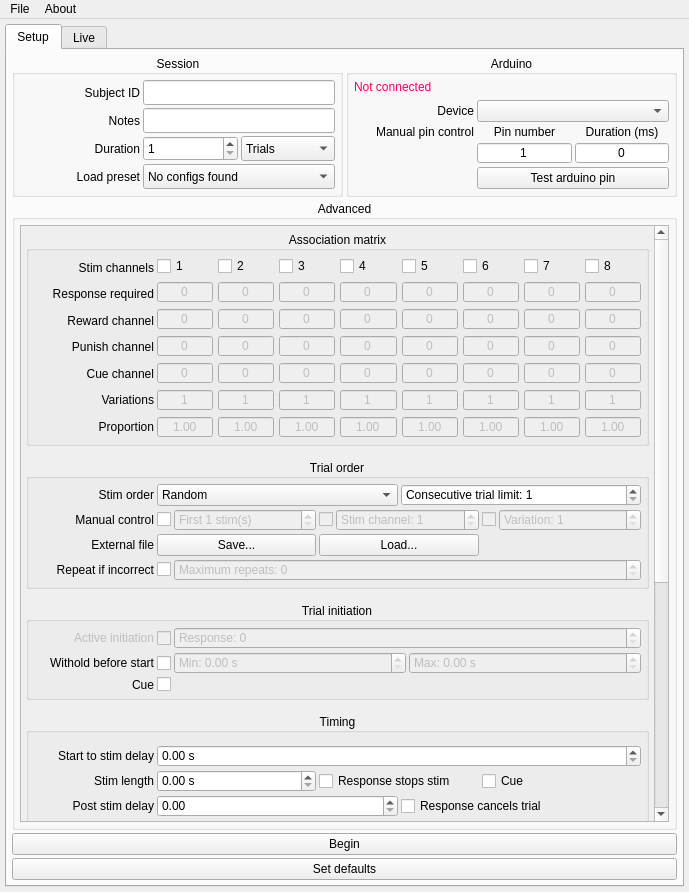
Before: the Qt Designer form GUI/GUI.ui in llerussell/PyBehaviour, drawn with Qt 5.
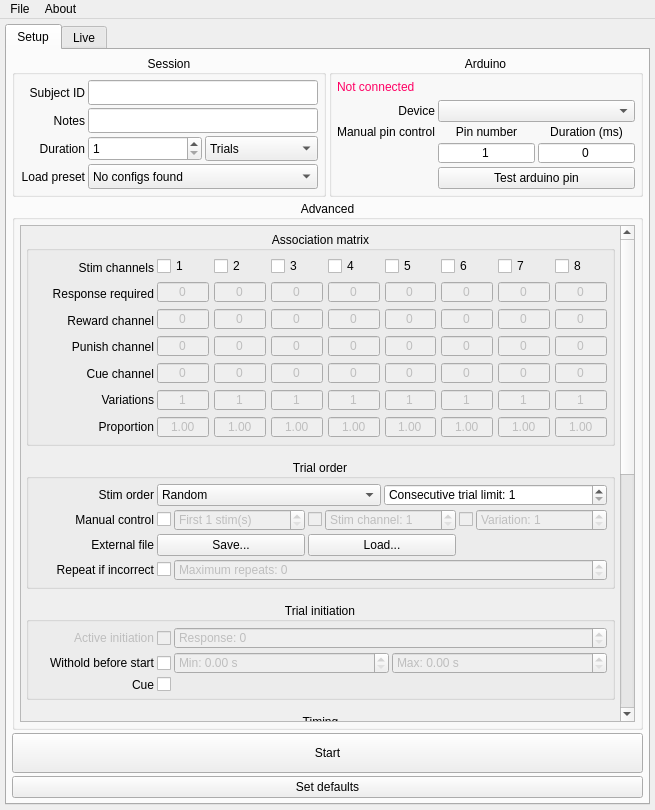
After: the same form once the commit is applied.

What changed in the file:
```diff
--- a/GUI/GUI.ui
+++ b/GUI/GUI.ui
@@ -6,8 +6,8 @@
    <rect>
     <x>0</x>
     <y>0</y>
-    <width>689</width>
-    <height>892</height>
+    <width>655</width>
+    <height>810</height>
    </rect>
   </property>
   <property name="font">
@@ -75,15 +75,9 @@
                 <layout class="QGridLayout" name="gridLayout_4">
                  <item row="2" column="0">
                   <widget class="QLabel" name="numberOfTrialsLabel">
-                   <property name="sizePolicy">
-                    <sizepolicy hsizetype="Fixed" vsizetype="Preferred">
-                     <horstretch>0</horstretch>
-                     <verstretch>0</verstretch>
-                    </sizepolicy>
-                   </property>
                    <property name="minimumSize">
                     <size>
-                     <width>120</width>
+                     <width>50</width>
                      <height>0</height>
                     </size>
                    </property>
@@ -97,15 +91,9 @@
                  </item>
                  <item row="1" column="0">
                   <widget class="QLabel" name="notesLabel">
-                   <property name="sizePolicy">
-                    <sizepolicy hsizetype="Fixed" vsizetype="Preferred">
-                     <horstretch>0</horstretch>
-                     <verstretch>0</verstretch>
-                    </sizepolicy>
-                   </property>
                    <property name="minimumSize">
                     <size>
-                     <width>120</width>
+                     <width>50</width>
                      <height>0</height>
                     </size>
                    </property>
@@ -131,15 +119,9 @@
                  </item>
                  <item row="0" column="0">
                   <widget class="QLabel" name="mouseIDLabel">
-                   <property name="sizePolicy">
-                    <sizepolicy hsizetype="Fixed" vsizetype="Preferred">
-                     <horstretch>0</horstretch>
-                     <verstretch>0</verstretch>
-                    </sizepolicy>
-                   </property>
                    <property name="minimumSize">
                     <size>
-                     <width>120</width>
+                     <width>50</width>
                      <height>0</height>
                     </size>
                    </property>
@@ -199,15 +181,9 @@
                  </item>
                  <item row="3" column="0">
                   <widget class="QLabel" name="loadPresetLabel">
-                   <property name="sizePolicy">
-                    <sizepolicy hsizetype="Fixed" vsizetype="Preferred">
-                     <horstretch>0</horstretch>
-                     <verstretch>0</verstretch>
-                    </sizepolicy>
-                   </property>
                    <property name="minimumSize">
                     <size>
-                     <width>120</width>
+                     <width>50</width>
                      <height>0</height>
                     </size>
                    </property>
@@ -450,15 +426,9 @@
                  </item>
                  <item row="0" column="0">
                   <widget class="QLabel" name="deviceLabel">
-                   <property name="sizePolicy">
-                    <sizepolicy hsizetype="Fixed" vsizetype="Preferred">
-                     <horstretch>0</horstretch>
-                     <verstretch>0</verstretch>
-                    </sizepolicy>
-                   </property>
                    <property name="minimumSize">
                     <size>
-                     <width>120</width>
+                     <width>50</width>
                      <height>0</height>
                     </size>
                    </property>
@@ -532,7 +502,15 @@
             <property name="checked">
              <bool>false</bool>
             </property>
-            <layout class="QHBoxLayout" name="horizontalLayout_7">
+            <layout class="QVBoxLayout" name="verticalLayout_13">
+             <item>
+              <layout class="QVBoxLayout" name="advancedGroupBox_layout">
+               <property name="spacing">
+                <number>10</number>
+               </property>
+               <property name="topMargin">
+                <number>0</number>
+               </property>
              <item>
               <widget class="QScrollArea" name="scrollArea">
                <property name="enabled">
@@ -568,9 +546,9 @@
                 <property name="geometry">
                  <rect>
                   <x>0</x>
-                  <y>-109</y>
+                    <y>0</y>
                   <width>602</width>
-                  <height>1280</height>
+                    <height>1316</height>
                  </rect>
                 </property>
                 <property name="sizePolicy">
@@ -771,12 +749,6 @@
                           <property name="enabled">
                            <bool>false</bool>
                           </property>
-                          <property name="sizePolicy">
-                           <sizepolicy hsizetype="Minimum" vsizetype="Preferred">
-                            <horstretch>0</horstretch>
-                            <verstretch>0</verstretch>
-                           </sizepolicy>
-                          </property>
                           <property name="minimumSize">
                            <size>
                             <width>0</width>
@@ -799,12 +771,6 @@
                           <property name="enabled">
                            <bool>false</bool>
                           </property>
-                          <property name="sizePolicy">
-                           <sizepolicy hsizetype="Minimum" vsizetype="Preferred">
-                            <horstretch>0</horstretch>
-                            <verstretch>0</verstretch>
-                           </sizepolicy>
-                          </property>
                           <property name="minimumSize">
                            <size>
                             <width>0</width>
@@ -836,12 +802,6 @@
                           <property name="enabled">
                            <bool>false</bool>
                           </property>
-                          <property name="sizePolicy">
-                           <sizepolicy hsizetype="Minimum" vsizetype="Preferred">
-                            <horstretch>0</horstretch>
-                            <verstretch>0</verstretch>
-                           </sizepolicy>
-                          </property>
                           <property name="minimumSize">
                            <size>
                             <width>0</width>
@@ -864,12 +824,6 @@
                           <property name="enabled">
                            <bool>false</bool>
                           </property>
-                          <property name="sizePolicy">
-                           <sizepolicy hsizetype="Minimum" vsizetype="Preferred">
-                            <horstretch>0</horstretch>
-                            <verstretch>0</verstretch>
-                           </sizepolicy>
-                          </property>
                           <property name="minimumSize">
                            <size>
                             <width>0</width>
@@ -892,12 +846,6 @@
                           <property name="enabled">
                            <bool>false</bool>
                           </property>
-                          <property name="sizePolicy">
-                           <sizepolicy hsizetype="Minimum" vsizetype="Preferred">
-                            <horstretch>0</horstretch>
-                            <verstretch>0</verstretch>
-                           </sizepolicy>
-                          </property>
                           <property name="minimumSize">
                            <size>
                             <width>0</width>
@@ -929,12 +877,6 @@
                           <property name="enabled">
                            <bool>false</bool>
                           </property>
-                          <property name="sizePolicy">
-                           <sizepolicy hsizetype="Minimum" vsizetype="Preferred">
-                            <horstretch>0</horstretch>
-                            <verstretch>0</verstretch>
-                           </sizepolicy>
-                          </property>
                           <property name="minimumSize">
                            <size>
                             <width>0</width>
@@ -957,12 +899,6 @@
                           <property name="enabled">
                            <bool>false</bool>
                           </property>
-                          <property name="sizePolicy">
-                           <sizepolicy hsizetype="Minimum" vsizetype="Preferred">
-                            <horstretch>0</horstretch>
-                            <verstretch>0</verstretch>
-                           </sizepolicy>
-                          </property>
                           <property name="minimumSize">
                            <size>
                             <width>0</width>
@@ -994,12 +930,6 @@
                           <property name="enabled">
                            <bool>false</bool>
                           </property>
-                          <property name="sizePolicy">
-                           <sizepolicy hsizetype="Minimum" vsizetype="Preferred">
-                            <horstretch>0</horstretch>
-                            <verstretch>0</verstretch>
-                           </sizepolicy>
-                          </property>
                           <property name="minimumSize">
                            <size>
                             <width>0</width>
@@ -1031,12 +961,6 @@
                           <property name="enabled">
                            <bool>false</bool>
                           </property>
-                          <property name="sizePolicy">
-                           <sizepolicy hsizetype="Minimum" vsizetype="Preferred">
-                            <horstretch>0</horstretch>
-                            <verstretch>0</verstretch>
-                           </sizepolicy>
-                          </property>
                           <property name="minimumSize">
                            <size>
                             <width>0</width>
@@ -1068,12 +992,6 @@
                           <property name="enabled">
                            <bool>false</bool>
                           </property>
-                          <property name="sizePolicy">
-                           <sizepolicy hsizetype="Minimum" vsizetype="Preferred">
-                            <horstretch>0</horstretch>
-                            <verstretch>0</verstretch>
-                           </sizepolicy>
-                          </property>
                           <property name="minimumSize">
                            <size>
                             <width>0</width>
@@ -1105,12 +1023,6 @@
                           <property name="enabled">
                            <bool>false</bool>
                           </property>
-                          <property name="sizePolicy">
-                           <sizepolicy hsizetype="Minimum" vsizetype="Preferred">
-                            <horstretch>0</horstretch>
-                            <verstretch>0</verstretch>
-                           </sizepolicy>
-                          </property>
                           <property name="minimumSize">
                            <size>
                             <width>0</width>
@@ -1142,12 +1054,6 @@
                           <property name="enabled">
                            <bool>false</bool>
                           </property>
-                          <property name="sizePolicy">
-                           <sizepolicy hsizetype="Minimum" vsizetype="Preferred">
-                            <horstretch>0</horstretch>
-                            <verstretch>0</verstretch>
-                           </sizepolicy>
-                          </property>
                           <property name="minimumSize">
                            <size>
                             <width>0</width>
@@ -1179,12 +1085,6 @@
                           <property name="enabled">
                            <bool>false</bool>
                           </property>
-                          <property name="sizePolicy">
-                           <sizepolicy hsizetype="Minimum" vsizetype="Preferred">
-                            <horstretch>0</horstretch>
-                            <verstretch>0</verstretch>
-                           </sizepolicy>
-                          </property>
                           <property name="minimumSize">
                            <size>
                             <width>0</width>
@@ -1207,12 +1107,6 @@
                           <property name="enabled">
                            <bool>false</bool>
                           </property>
-                          <property name="sizePolicy">
-                           <sizepolicy hsizetype="Expanding" vsizetype="Preferred">
-                            <horstretch>0</horstretch>
-                            <verstretch>0</verstretch>
-                           </sizepolicy>
-                          </property>
                           <property name="minimumSize">
                            <size>
                             <width>0</width>
@@ -1240,12 +1134,6 @@
                           <property name="enabled">
                            <bool>false</bool>
                           </property>
-                          <property name="sizePolicy">
-                           <sizepolicy hsizetype="Minimum" vsizetype="Preferred">
-                            <horstretch>0</horstretch>
-                            <verstretch>0</verstretch>
-                           </sizepolicy>
-                          </property>
                           <property name="minimumSize">
                            <size>
                             <width>0</width>
@@ -1268,12 +1156,6 @@
                           <property name="enabled">
                            <bool>false</bool>
                           </property>
-                          <property name="sizePolicy">
-                           <sizepolicy hsizetype="Minimum" vsizetype="Preferred">
-                            <horstretch>0</horstretch>
-                            <verstretch>0</verstretch>
-                           </sizepolicy>
-                          </property>
                           <property name="minimumSize">
                            <size>
                             <width>0</width>
@@ -1290,12 +1172,6 @@
                         </item>
                         <item row="0" column="6">
                          <widget class="QCheckBox" name="stim7_CheckBox">
-                          <property name="sizePolicy">
-                           <sizepolicy hsizetype="Expanding" vsizetype="Preferred">
-                            <horstretch>0</horstretch>
-                            <verstretch>0</verstretch>
-                           </sizepolicy>
-                          </property>
                           <property name="minimumSize">
                            <size>
                             <width>0</width>
@@ -1315,12 +1191,6 @@
                           <property name="enabled">
                            <bool>false</bool>
                           </property>
-                          <property name="sizePolicy">
-                           <sizepolicy hsizetype="Minimum" vsizetype="Preferred">
-                            <horstretch>0</horstretch>
-                            <verstretch>0</verstretch>
-                           </sizepolicy>
-                          </property>
                           <property name="minimumSize">
                            <size>
                             <width>0</width>
@@ -1343,12 +1213,6 @@
                           <property name="enabled">
                            <bool>false</bool>
                           </property>
-                          <property name="sizePolicy">
-                           <sizepolicy hsizetype="Minimum" vsizetype="Preferred">
-                            <horstretch>0</horstretch>
-                            <verstretch>0</verstretch>
-                           </sizepolicy>
-                          </property>
                           <property name="minimumSize">
                            <size>
                             <width>0</width>
@@ -1371,12 +1235,6 @@
                           <property name="enabled">
                            <bool>false</bool>
                           </property>
-                          <property name="sizePolicy">
-                           <sizepolicy hsizetype="Minimum" vsizetype="Preferred">
-                            <horstretch>0</horstretch>
-                            <verstretch>0</verstretch>
-                           </sizepolicy>
-                          </property>
                           <property name="minimumSize">
                            <size>
                             <width>0</width>
@@ -1399,12 +1257,6 @@
                           <property name="enabled">
                            <bool>false</bool>
                           </property>
-                          <property name="sizePolicy">
-                           <sizepolicy hsizetype="Minimum" vsizetype="Preferred">
-                            <horstretch>0</horstretch>
-                            <verstretch>0</verstretch>
-                           </sizepolicy>
-                          </property>
                           <property name="minimumSize">
                            <size>
                             <width>0</width>
@@ -1427,12 +1279,6 @@
                           <property name="enabled">
                            <bool>false</bool>
                           </property>
-                          <property name="sizePolicy">
-                           <sizepolicy hsizetype="Minimum" vsizetype="Preferred">
-                            <horstretch>0</horstretch>
-                            <verstretch>0</verstretch>
-                           </sizepolicy>
-                          </property>
                           <property name="minimumSize">
                            <size>
                             <width>0</width>
@@ -1455,12 +1301,6 @@
                           <property name="enabled">
                            <bool>false</bool>
                           </property>
-                          <property name="sizePolicy">
-                           <sizepolicy hsizetype="Minimum" vsizetype="Preferred">
-                            <horstretch>0</horstretch>
-                            <verstretch>0</verstretch>
-                           </sizepolicy>
-                          </property>
                           <property name="minimumSize">
                            <size>
                             <width>0</width>
@@ -1483,12 +1323,6 @@
                           <property name="enabled">
                            <bool>false</bool>
                           </property>
-                          <property name="sizePolicy">
-                           <sizepolicy hsizetype="Minimum" vsizetype="Preferred">
-                            <horstretch>0</horstretch>
-                            <verstretch>0</verstretch>
-                           </sizepolicy>
-                          </property>
                           <property name="minimumSize">
                            <size>
                             <width>0</width>
@@ -1511,12 +1345,6 @@
                           <property name="enabled">
                            <bool>false</bool>
                           </property>
-                          <property name="sizePolicy">
-                           <sizepolicy hsizetype="Minimum" vsizetype="Preferred">
-                            <horstretch>0</horstretch>
-                            <verstretch>0</verstretch>
-                           </sizepolicy>
-                          </property>
                           <property name="minimumSize">
                            <size>
                             <width>0</width>
@@ -1539,12 +1367,6 @@
                           <property name="enabled">
                            <bool>false</bool>
                           </property>
-                          <property name="sizePolicy">
-                           <sizepolicy hsizetype="Minimum" vsizetype="Preferred">
-                            <horstretch>0</horstretch>
-                            <verstretch>0</verstretch>
-                           </sizepolicy>
-                          </property>
                           <property name="minimumSize">
                            <size>
                             <width>0</width>
@@ -1564,12 +1386,6 @@
                           <property name="enabled">
                            <bool>false</bool>
                           </property>
-                          <property name="sizePolicy">
-                           <sizepolicy hsizetype="Expanding" vsizetype="Preferred">
-                            <horstretch>0</horstretch>
-                            <verstretch>0</verstretch>
-                           </sizepolicy>
-                          </property>
                           <property name="minimumSize">
                            <size>
                             <width>0</width>
@@ -1597,12 +1413,6 @@
                           <property name="enabled">
                            <bool>false</bool>
                           </property>
-                          <property name="sizePolicy">
-                           <sizepolicy hsizetype="Minimum" vsizetype="Preferred">
-                            <horstretch>0</horstretch>
-                            <verstretch>0</verstretch>
-                           </sizepolicy>
-                          </property>
                           <property name="minimumSize">
                            <size>
                             <width>0</width>
@@ -1622,12 +1432,6 @@
                           <property name="enabled">
                            <bool>false</bool>
                           </property>
-                          <property name="sizePolicy">
-                           <sizepolicy hsizetype="Expanding" vsizetype="Preferred">
-                            <horstretch>0</horstretch>
-                            <verstretch>0</verstretch>
-                           </sizepolicy>
-                          </property>
                           <property name="minimumSize">
                            <size>
                             <width>0</width>
@@ -1652,12 +1456,6 @@
                         </item>
                         <item row="0" column="4">
                          <widget class="QCheckBox" name="stim5_CheckBox">
-                          <property name="sizePolicy">
-                           <sizepolicy hsizetype="Expanding" vsizetype="Preferred">
-                            <horstretch>0</horstretch>
-                            <verstretch>0</verstretch>
-                           </sizepolicy>
-                          </property>
                           <property name="minimumSize">
                            <size>
                             <width>0</width>
@@ -1677,12 +1475,6 @@
                           <property name="enabled">
                            <bool>false</bool>
                           </property>
-                          <property name="sizePolicy">
-                           <sizepolicy hsizetype="Expanding" vsizetype="Preferred">
-                            <horstretch>0</horstretch>
-                            <verstretch>0</verstretch>
-                           </sizepolicy>
-                          </property>
                           <property name="minimumSize">
                            <size>
                             <width>0</width>
@@ -1707,12 +1499,6 @@
                         </item>
                         <item row="0" column="0">
                          <widget class="QCheckBox" name="stim1_CheckBox">
-                          <property name="sizePolicy">
-                           <sizepolicy hsizetype="Expanding" vsizetype="Preferred">
-                            <horstretch>0</horstretch>
-                            <verstretch>0</verstretch>
-                           </sizepolicy>
-                          </property>
                           <property name="minimumSize">
                            <size>
                             <width>0</width>
@@ -1729,12 +1515,6 @@
                         </item>
                         <item row="0" column="3">
                          <widget class="QCheckBox" name="stim4_CheckBox">
-                          <property name="sizePolicy">
-                           <sizepolicy hsizetype="Expanding" vsizetype="Preferred">
-                            <horstretch>0</horstretch>
-                            <verstretch>0</verstretch>
-                           </sizepolicy>
-                          </property>
                           <property name="minimumSize">
                            <size>
                             <width>0</width>
@@ -1754,12 +1534,6 @@
                           <property name="enabled">
                            <bool>true</bool>
                           </property>
-                          <property name="sizePolicy">
-                           <sizepolicy hsizetype="Expanding" vsizetype="Preferred">
-                            <horstretch>0</horstretch>
-                            <verstretch>0</verstretch>
-                           </sizepolicy>
-                          </property>
                           <property name="minimumSize">
                            <size>
                             <width>0</width>
@@ -1779,12 +1553,6 @@
                           <property name="enabled">
                            <bool>false</bool>
                           </property>
-                          <property name="sizePolicy">
-                           <sizepolicy hsizetype="Expanding" vsizetype="Preferred">
-                            <horstretch>0</horstretch>
-                            <verstretch>0</verstretch>
-                           </sizepolicy>
-                          </property>
                           <property name="minimumSize">
                            <size>
                             <width>0</width>
@@ -1809,12 +1577,6 @@
                         </item>
                         <item row="0" column="5">
                          <widget class="QCheckBox" name="stim6_CheckBox">
-                          <property name="sizePolicy">
-                           <sizepolicy hsizetype="Expanding" vsizetype="Preferred">
-                            <horstretch>0</horstretch>
-                            <verstretch>0</verstretch>
-                           </sizepolicy>
-                          </property>
                           <property name="minimumSize">
                            <size>
                             <width>0</width>
@@ -1831,12 +1593,6 @@
                         </item>
                         <item row="0" column="2">
                          <widget class="QCheckBox" name="stim3_CheckBox">
-                          <property name="sizePolicy">
-                           <sizepolicy hsizetype="Expanding" vsizetype="Preferred">
-                            <horstretch>0</horstretch>
-                            <verstretch>0</verstretch>
-                           </sizepolicy>
-                          </property>
                           <property name="minimumSize">
                            <size>
                             <width>0</width>
@@ -1856,12 +1612,6 @@
                           <property name="enabled">
                            <bool>false</bool>
                           </property>
-                          <property name="sizePolicy">
-                           <sizepolicy hsizetype="Minimum" vsizetype="Preferred">
-                            <horstretch>0</horstretch>
-                            <verstretch>0</verstretch>
-                           </sizepolicy>
-                          </property>
                           <property name="minimumSize">
                            <size>
                             <width>0</width>
@@ -1881,12 +1631,6 @@
                           <property name="enabled">
                            <bool>false</bool>
                           </property>
-                          <property name="sizePolicy">
-                           <sizepolicy hsizetype="Minimum" vsizetype="Preferred">
-                            <horstretch>0</horstretch>
-                            <verstretch>0</verstretch>
-                           </sizepolicy>
-                          </property>
                           <property name="minimumSize">
                            <size>
                             <width>0</width>
@@ -1909,12 +1653,6 @@
                           <property name="enabled">
                            <bool>false</bool>
                           </property>
-                          <property name="sizePolicy">
-                           <sizepolicy hsizetype="Minimum" vsizetype="Preferred">
-                            <horstretch>0</horstretch>
-                            <verstretch>0</verstretch>
-                           </sizepolicy>
-                          </property>
                           <property name="minimumSize">
                            <size>
                             <width>0</width>
@@ -1934,12 +1672,6 @@
                           <property name="enabled">
                            <bool>false</bool>
                           </property>
-                          <property name="sizePolicy">
-                           <sizepolicy hsizetype="Minimum" vsizetype="Preferred">
-                            <horstretch>0</horstretch>
-                            <verstretch>0</verstretch>
-                           </sizepolicy>
-                          </property>
                           <property name="minimumSize">
                            <size>
                             <width>0</width>
@@ -1959,12 +1691,6 @@
                           <property name="enabled">
                            <bool>false</bool>
                           </property>
-                          <property name="sizePolicy">
-                           <sizepolicy hsizetype="Minimum" vsizetype="Preferred">
-                            <horstretch>0</horstretch>
-                            <verstretch>0</verstretch>
-                           </sizepolicy>
-                          </property>
                           <property name="minimumSize">
                            <size>
                             <width>0</width>
@@ -1984,12 +1710,6 @@
                           <property name="enabled">
                            <bool>false</bool>
                           </property>
-                          <property name="sizePolicy">
-                           <sizepolicy hsizetype="Minimum" vsizetype="Preferred">
-                            <horstretch>0</horstretch>
-                            <verstretch>0</verstretch>
-                           </sizepolicy>
-                          </property>
                           <property name="minimumSize">
                            <size>
                             <width>0</width>
@@ -2009,12 +1729,6 @@
                           <property name="enabled">
                            <bool>false</bool>
                           </property>
-                          <property name="sizePolicy">
-                           <sizepolicy hsizetype="Minimum" vsizetype="Preferred">
-                            <horstretch>0</horstretch>
-                            <verstretch>0</verstretch>
-                           </sizepolicy>
-                          </property>
                           <property name="minimumSize">
                            <size>
                             <width>0</width>
@@ -2037,12 +1751,6 @@
                           <property name="enabled">
                            <bool>false</bool>
                           </property>
-                          <property name="sizePolicy">
-                           <sizepolicy hsizetype="Expanding" vsizetype="Preferred">
-                            <horstretch>0</horstretch>
-                            <verstretch>0</verstretch>
-                           </sizepolicy>
-                          </property>
                           <property name="minimumSize">
                            <size>
                             <width>0</width>
@@ -2070,12 +1778,6 @@
                           <property name="enabled">
                            <bool>false</bool>
                           </property>
-                          <property name="sizePolicy">
-                           <sizepolicy hsizetype="Expanding" vsizetype="Preferred">
-                            <horstretch>0</horstretch>
-                            <verstretch>0</verstretch>
-                           </sizepolicy>
-                          </property>
                           <property name="minimumSize">
                            <size>
                             <width>0</width>
@@ -2103,12 +1805,6 @@
                           <property name="enabled">
                            <bool>false</bool>
                           </property>
-                          <property name="sizePolicy">
-                           <sizepolicy hsizetype="Expanding" vsizetype="Preferred">
-                            <horstretch>0</horstretch>
-                            <verstretch>0</verstretch>
-                           </sizepolicy>
-                          </property>
                           <property name="minimumSize">
                            <size>
                             <width>0</width>
@@ -2133,12 +1829,6 @@
                         </item>
                         <item row="0" column="1">
                          <widget class="QCheckBox" name="stim2_CheckBox">
-                          <property name="sizePolicy">
-                           <sizepolicy hsizetype="Expanding" vsizetype="Preferred">
-                            <horstretch>0</horstretch>
-                            <verstretch>0</verstretch>
-                           </sizepolicy>
-                          </property>
                           <property name="minimumSize">
                            <size>
                             <width>0</width>
@@ -2465,12 +2155,6 @@
                          <layout class="QHBoxLayout" name="horizontalLayout_3">
                           <item>
                            <widget class="QComboBox" name="stimOrder_ComboBox">
-                            <property name="sizePolicy">
-                             <sizepolicy hsizetype="Expanding" vsizetype="Maximum">
-                              <horstretch>0</horstretch>
-                              <verstretch>0</verstretch>
-                             </sizepolicy>
-                            </property>
                             <property name="minimumSize">
                              <size>
                               <width>0</width>
@@ -2499,12 +2183,6 @@
                           </item>
                           <item>
                            <widget class="QSpinBox" name="stimOrderGroupSize_SpinBox">
-                            <property name="sizePolicy">
-                             <sizepolicy hsizetype="Expanding" vsizetype="Maximum">
-                              <horstretch>0</horstretch>
-                              <verstretch>0</verstretch>
-                             </sizepolicy>
-                            </property>
                             <property name="minimumSize">
                              <size>
                               <width>0</width>
@@ -2553,12 +2231,6 @@
                          <layout class="QHBoxLayout" name="horizontalLayout">
                           <item>
                            <widget class="QPushButton" name="saveTrialOrder_pushButton">
-                            <property name="sizePolicy">
-                             <sizepolicy hsizetype="Minimum" vsizetype="Maximum">
-                              <horstretch>0</horstretch>
-                              <verstretch>0</verstretch>
-                             </sizepolicy>
-                            </property>
                             <property name="minimumSize">
                              <size>
                               <width>0</width>
@@ -2572,12 +2244,6 @@
                           </item>
                           <item>
                            <widget class="QPushButton" name="loadTrialOrder_pushButton">
-                            <property name="sizePolicy">
-                             <sizepolicy hsizetype="Minimum" vsizetype="Maximum">
-                              <horstretch>0</horstretch>
-                              <verstretch>0</verstretch>
-                             </sizepolicy>
-                            </property>
                             <property name="minimumSize">
                              <size>
                               <width>0</width>
@@ -2591,12 +2257,6 @@
                           </item>
                           <item>
                            <widget class="QLabel" name="loadedTrialSequence_label">
-                            <property name="sizePolicy">
-                             <sizepolicy hsizetype="Preferred" vsizetype="Maximum">
-                              <horstretch>0</horstretch>
-                              <verstretch>0</verstretch>
-                             </sizepolicy>
-                            </property>
                             <property name="minimumSize">
                              <size>
                               <width>0</width>
@@ -3284,12 +2944,6 @@
                       </item>
                       <item row="0" column="1">
                        <widget class="QDoubleSpinBox" name="cueToStimDelay_SpinBox">
-                        <property name="sizePolicy">
-                         <sizepolicy hsizetype="Minimum" vsizetype="Preferred">
-                          <horstretch>0</horstretch>
-                          <verstretch>0</verstretch>
-                         </sizepolicy>
-                        </property>
                         <property name="minimumSize">
                          <size>
                           <width>0</width>
@@ -4252,22 +3906,48 @@
               </widget>
              </item>
             </layout>
+             </item>
+            </layout>
            </widget>
           </item>
          </layout>
         </item>
         <item>
          <widget class="QPushButton" name="begin_Button">
+          <property name="sizePolicy">
+           <sizepolicy hsizetype="Expanding" vsizetype="Fixed">
+            <horstretch>0</horstretch>
+            <verstretch>0</verstretch>
+           </sizepolicy>
+          </property>
+          <property name="minimumSize">
+           <size>
+            <width>0</width>
+            <height>40</height>
+           </size>
+          </property>
           <property name="focusPolicy">
            <enum>Qt::StrongFocus</enum>
           </property>
           <property name="text">
-           <string>Begin</string>
+           <string>Start</string>
+          </property>
+          <property name="autoDefault">
+           <bool>false</bool>
+          </property>
+          <property name="flat">
+           <bool>false</bool>
           </property>
          </widget>
         </item>
         <item>
          <widget class="QPushButton" name="setDefaults_Button">
+          <property name="sizePolicy">
+           <sizepolicy hsizetype="Expanding" vsizetype="Fixed">
+            <horstretch>0</horstretch>
+            <verstretch>0</verstretch>
+           </sizepolicy>
+          </property>
           <property name="focusPolicy">
            <enum>Qt::StrongFocus</enum>
           </property>
@@ -4448,7 +4128,7 @@
     <rect>
      <x>0</x>
      <y>0</y>
-     <width>689</width>
+     <width>655</width>
      <height>22</height>
     </rect>
    </property>
```
Left out of the diff: 260 changed lines with no effect on the pictures. Lines whose indentation alone changed are shown as unchanged.
